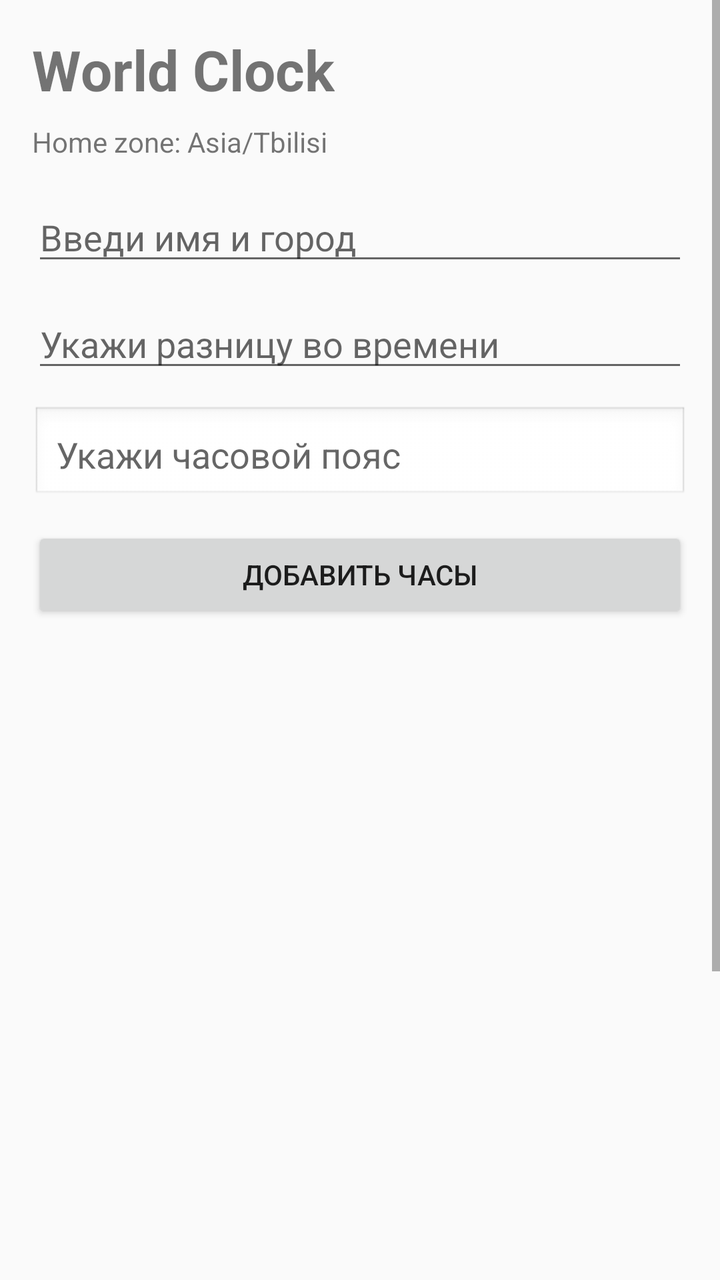
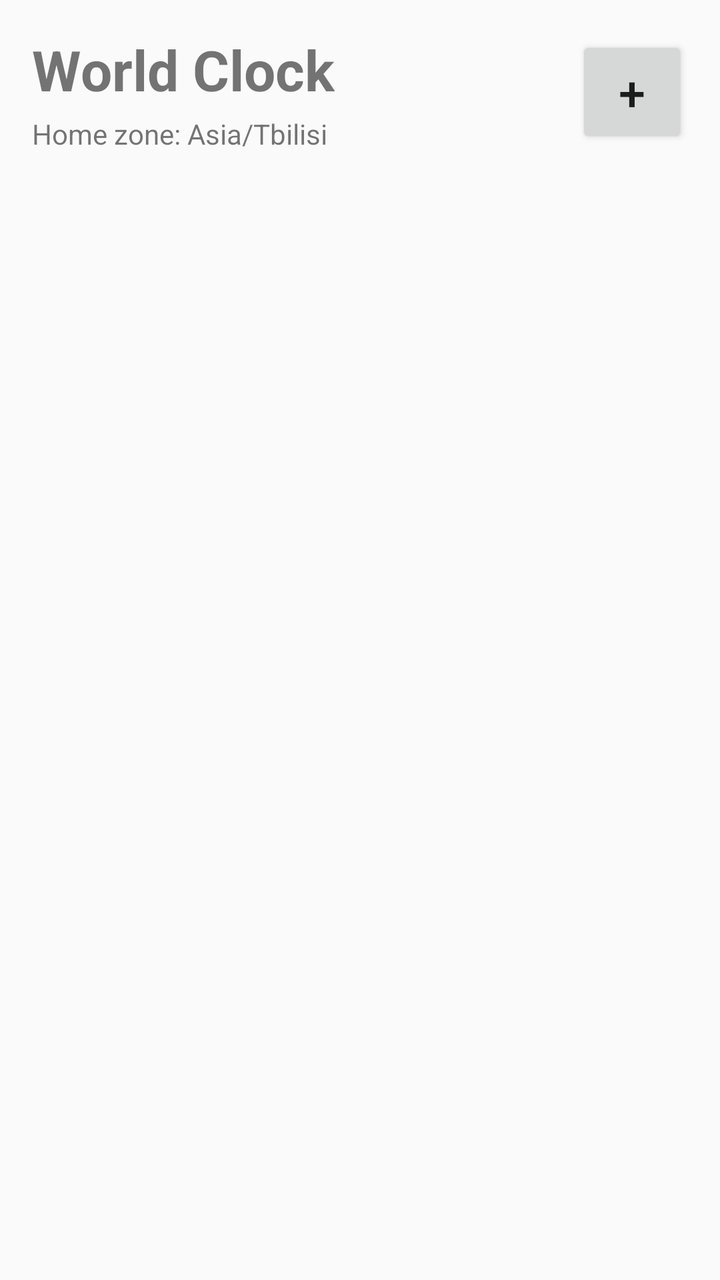

Before-and-after screenshots of an Android layout around one commit, followed by the original layout XML and the change that was made.
<!-- AndroidManifest.xml: application theme Theme.AppCompat.Light.NoActionBar -->
<!-- res/layout/activity_main.xml -->
<?xml version="1.0" encoding="utf-8"?>
<ScrollView xmlns:android="http://schemas.android.com/apk/res/android"
    android:layout_width="match_parent"
    android:layout_height="match_parent">

    <LinearLayout
        android:layout_width="match_parent"
        android:layout_height="wrap_content"
        android:orientation="vertical"
        android:padding="16dp">

        <TextView
            android:layout_width="wrap_content"
            android:layout_height="wrap_content"
            android:text="World Clock"
            android:textSize="28sp"
            android:textStyle="bold"
            android:layout_marginBottom="8dp" />

        <TextView
            android:id="@+id/homeZoneText"
            android:layout_width="wrap_content"
            android:layout_height="wrap_content"
            android:text="Home zone: Asia/Tbilisi"
            android:textSize="14sp"
            android:layout_marginBottom="16dp" />

        <EditText
            android:id="@+id/nameInput"
            android:layout_width="match_parent"
            android:layout_height="wrap_content"
            android:hint="Введи имя и город"
            android:layout_marginBottom="12dp" />

        <EditText
            android:id="@+id/offsetInput"
            android:layout_width="match_parent"
            android:layout_height="wrap_content"
            android:hint="Укажи разницу во времени"
            android:inputType="numberSigned"
            android:layout_marginBottom="12dp" />

        <AutoCompleteTextView
            android:id="@+id/timezoneInput"
            android:layout_width="match_parent"
            android:layout_height="wrap_content"
            android:hint="Укажи часовой пояс"
            android:padding="12dp"
            android:background="@android:drawable/edit_text"
            android:layout_marginBottom="12dp" />

        <Button
            android:id="@+id/addClockButton"
            android:layout_width="match_parent"
            android:layout_height="wrap_content"
            android:text="Добавить часы"
            android:layout_marginBottom="16dp" />

        <androidx.recyclerview.widget.RecyclerView
            android:id="@+id/clocksRecyclerView"
            android:layout_width="match_parent"
            android:layout_height="500dp" />

    </LinearLayout>
</ScrollView>
<!-- resources referenced by this layout -->
<resources>

</resources>

<!-- the commit's change to res/layout/activity_main.xml (unified diff, before → after) -->
@@ -1,65 +1,52 @@
 <?xml version="1.0" encoding="utf-8"?>
-<ScrollView xmlns:android="http://schemas.android.com/apk/res/android"
+<LinearLayout xmlns:android="http://schemas.android.com/apk/res/android"
     android:layout_width="match_parent"
-    android:layout_height="match_parent">
+    android:layout_height="match_parent"
+    android:orientation="vertical"
+    android:padding="16dp">
 
     <LinearLayout
         android:layout_width="match_parent"
         android:layout_height="wrap_content"
-        android:orientation="vertical"
-        android:padding="16dp">
+        android:orientation="horizontal"
+        android:gravity="center_vertical"
+        android:layout_marginBottom="8dp">
 
-        <TextView
-            android:layout_width="wrap_content"
+        <LinearLayout
+            android:layout_width="0dp"
             android:layout_height="wrap_content"
-            android:text="World Clock"
-            android:textSize="28sp"
-            android:textStyle="bold"
-            android:layout_marginBottom="8dp" />
+            android:layout_weight="1"
+            android:orientation="vertical">
 
-        <TextView
-            android:id="@+id/homeZoneText"
-            android:layout_width="wrap_content"
-            android:layout_height="wrap_content"
-            android:text="Home zone: Asia/Tbilisi"
-            android:textSize="14sp"
-            android:layout_marginBottom="16dp" />
+            <TextView
+                android:layout_width="wrap_content"
+                android:layout_height="wrap_content"
+                android:text="World Clock"
+                android:textSize="28sp"
+                android:textStyle="bold" />
 
-        <EditText
-            android:id="@+id/nameInput"
-            android:layout_width="match_parent"
-            android:layout_height="wrap_content"
-            android:hint="Введи имя и город"
-            android:layout_marginBottom="12dp" />
-
-        <EditText
-            android:id="@+id/offsetInput"
-            android:layout_width="match_parent"
-            android:layout_height="wrap_content"
-            android:hint="Укажи разницу во времени"
-            android:inputType="numberSigned"
-            android:layout_marginBottom="12dp" />
-
-        <AutoCompleteTextView
-            android:id="@+id/timezoneInput"
-            android:layout_width="match_parent"
-            android:layout_height="wrap_content"
-            android:hint="Укажи часовой пояс"
-            android:padding="12dp"
-            android:background="@android:drawable/edit_text"
-            android:layout_marginBottom="12dp" />
+            <TextView
+                android:id="@+id/homeZoneText"
+                android:layout_width="wrap_content"
+                android:layout_height="wrap_content"
+                android:text="Home zone: Asia/Tbilisi"
+                android:textSize="14sp"
+                android:layout_marginTop="4dp" />
+        </LinearLayout>
 
         <Button
-            android:id="@+id/addClockButton"
-            android:layout_width="match_parent"
-            android:layout_height="wrap_content"
-            android:text="Добавить часы"
-            android:layout_marginBottom="16dp" />
-
-        <androidx.recyclerview.widget.RecyclerView
-            android:id="@+id/clocksRecyclerView"
-            android:layout_width="match_parent"
-            android:layout_height="500dp" />
+            android:id="@+id/showAddClockButton"
+            android:layout_width="56dp"
+            android:layout_height="56dp"
+            android:text="+"
+            android:textSize="24sp" />
 
     </LinearLayout>
-</ScrollView>
+
+    <androidx.recyclerview.widget.RecyclerView
+        android:id="@+id/clocksRecyclerView"
+        android:layout_width="match_parent"
+        android:layout_height="0dp"
+        android:layout_weight="1" />
+
+</LinearLayout>
